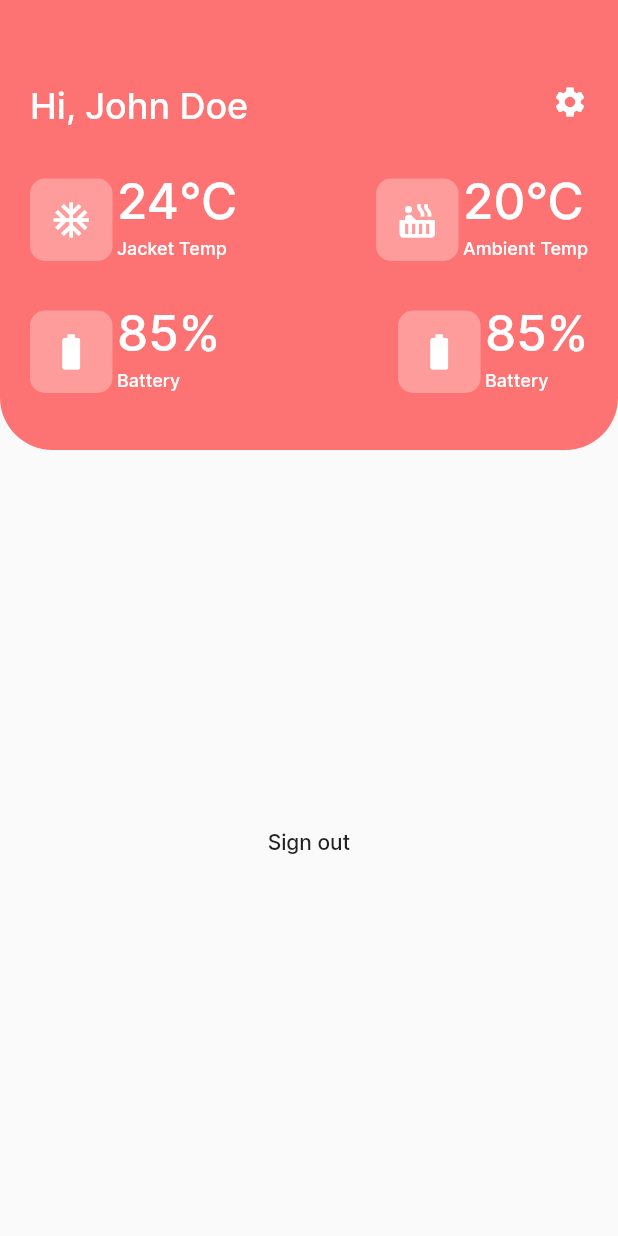
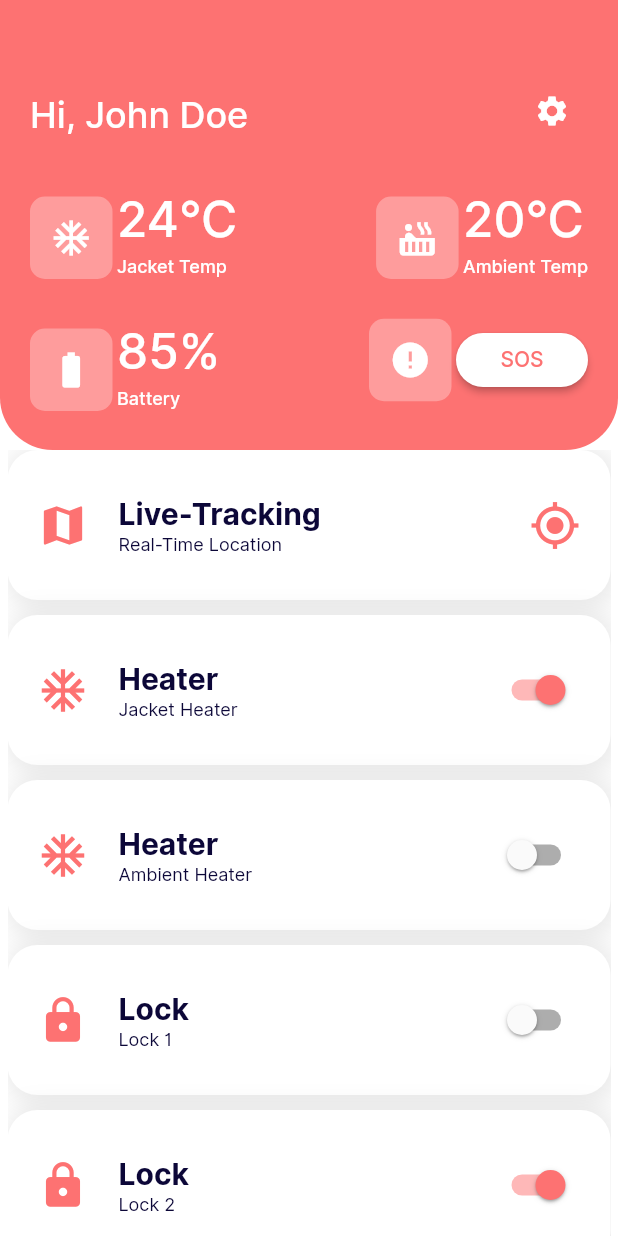
Before and after one commit to mahanthesh0r/IOT-Tracker-Flutter, a Flutter app: the screen it shows once a user with an empty profile is signed in, on a phone screen of 412 x 824 dp. Run offline on Flutter 3.47's test engine with Material 2 defaults, Android fonts, the phone set to English and light mode, and no system bars; our stand-ins replace cloud_firestore, firebase_auth, firebase_core, fluttertoast; accounts and stored records are empty.

Commit message:
added dynamic listview with styling

```diff
--- a/lib/custom-designs/CustomAppbar.dart
+++ b/lib/custom-designs/CustomAppbar.dart
@@ -1,5 +1,6 @@
 import 'package:flutter/material.dart';
 import 'package:tracker/custom-designs/AppbarWidgets.dart';
+import 'package:tracker/screens/SettingScreen.dart';
 import 'package:tracker/utils/constants.dart';
 import 'package:tracker/utils/widgets_functions.dart';
 
@@ -42,10 +43,16 @@ class CustomAppbar extends StatelessWidget implements PreferredSizeWidget {
                       fontSize: 24,
                     ),
                   ),
-                  Icon(
-                    Icons.settings,
+                  IconButton(
+                    icon: new Icon(Icons.settings),
                     color: COLOR_WHITE,
-                    size: 24.0,
+                    onPressed: () {
+                      Navigator.push(
+                        context,
+                        MaterialPageRoute(
+                            builder: (context) => SettingScreen()),
+                      );
+                    },
                   )
                 ],
               ),
@@ -62,7 +69,7 @@ class CustomAppbar extends StatelessWidget implements PreferredSizeWidget {
                 mainAxisAlignment: MainAxisAlignment.spaceBetween,
                 children: [
                   AppbarWidgets(battery, "Battery", Icons.battery_std),
-                  AppbarWidgets(battery, "Battery", Icons.battery_std),
+                  AppbarSOSWidgets(),
                 ],
               )
             ],
@@ -75,4 +82,36 @@ class CustomAppbar extends StatelessWidget implements PreferredSizeWidget {
   @override
   // TODO: implement preferredSize
   Size get preferredSize => Size.fromHeight(_preferredHeight);
+
+  AppbarSOSWidgets() {
+    return Row(
+      children: [
+        Container(
+          width: 55,
+          height: 55,
+          alignment: Alignment.center,
+          decoration: BoxDecoration(
+              color: COLOR_LIGHT_WHITE,
+              borderRadius: BorderRadius.all(Radius.circular(10))),
+          child: Icon(
+            Icons.error,
+            color: COLOR_WHITE,
+            size: 28.0,
+          ),
+        ),
+        addHorizontalSpace(3),
+        RaisedButton(
+          shape: RoundedRectangleBorder(
+              borderRadius: BorderRadius.circular(20.0), side: BorderSide.none),
+          color: COLOR_WHITE,
+          textColor: COLOR_RED,
+          child: Text(
+            "SOS".toUpperCase(),
+            style: TextStyle(fontSize: 14),
+          ),
+          onPressed: () {},
+        )
+      ],
+    );
+  }
 }
--- /dev/null
+++ b/lib/model/ListViewModel.dart
@@ -0,0 +1,11 @@
+import 'package:flutter/material.dart';
+
+class ListViewModel {
+  IconData iconData;
+  String title, subtitle;
+  IconButton iconButton;
+  bool toggle;
+
+  ListViewModel(this.iconData, this.title, this.subtitle,
+      {this.iconButton, this.toggle});
+}
--- a/lib/screens/HomeScreen.dart
+++ b/lib/screens/HomeScreen.dart
@@ -1,6 +1,8 @@
 import 'package:firebase_auth/firebase_auth.dart';
 import 'package:flutter/material.dart';
 import 'package:tracker/custom-designs/CustomAppbar.dart';
+import 'package:tracker/utils/constants.dart';
+import 'package:tracker/utils/widgets_functions.dart';
 
 class HomeScreen extends StatefulWidget {
   @override
@@ -10,18 +12,85 @@ class HomeScreen extends StatefulWidget {
 class _HomeScreenState extends State<HomeScreen> {
   @override
   Widget build(BuildContext context) {
+    final Size size = MediaQuery.of(context).size;
+    final ThemeData themeData = Theme.of(context);
     return Scaffold(
+      backgroundColor: COLOR_WHITE,
       appBar: CustomAppbar(
           titleName: "John Doe",
           jacketTemp: "24\u2103",
           ambientTemp: "20\u2103",
           battery: "85%"),
-      body: Center(
-        child: MaterialButton(
-          onPressed: () async {
-            await FirebaseAuth.instance.signOut();
-          },
-          child: Text("Sign out"),
+      body: Container(
+        width: size.width,
+        margin: EdgeInsets.only(right: 5, left: 5),
+        child: Column(
+          mainAxisAlignment: MainAxisAlignment.center,
+          children: <Widget>[
+            Expanded(
+                child: ListView(
+              children: listData.map((data) {
+                return Container(
+                  margin: EdgeInsets.only(bottom: 10.0),
+                  height: 100,
+                  decoration: BoxDecoration(
+                      color: COLOR_WHITE,
+                      boxShadow: [
+                        BoxShadow(
+                            color: COLOR_SHADOW,
+                            blurRadius: 14,
+                            spreadRadius: 3,
+                            offset: Offset(2, 2))
+                      ],
+                      borderRadius: BorderRadius.all(Radius.circular(20.0))),
+                  child: Padding(
+                    padding: const EdgeInsets.all(20.0),
+                    child: Row(
+                      children: <Widget>[
+                        Column(
+                          mainAxisAlignment: MainAxisAlignment.center,
+                          children: <Widget>[
+                            Icon(
+                              data.iconData,
+                              color: COLOR_RED,
+                              size: 34,
+                            ),
+                          ],
+                        ),
+                        addHorizontalSpace(20),
+                        Column(
+                          mainAxisAlignment: MainAxisAlignment.center,
+                          crossAxisAlignment: CrossAxisAlignment.start,
+                          children: <Widget>[
+                            Text(
+                              data.title,
+                              style: themeData.textTheme.headline3,
+                            ),
+                            Text(
+                              data.subtitle,
+                              style: themeData.textTheme.subtitle1,
+                            ),
+                          ],
+                        ),
+                        new Spacer(),
+                        data.toggle != null
+                            ? Switch(
+                                value: data.toggle,
+                                activeColor: COLOR_RED,
+                                onChanged: (value) {},
+                              )
+                            : Icon(
+                                Icons.gps_fixed,
+                                color: COLOR_RED,
+                                size: 34,
+                              ),
+                      ],
+                    ),
+                  ),
+                );
+              }).toList(),
+            ))
+          ],
         ),
       ),
     );
--- /dev/null
+++ b/lib/screens/SettingScreen.dart
@@ -0,0 +1,29 @@
+import 'package:firebase_auth/firebase_auth.dart';
+import 'package:flutter/material.dart';
+import 'package:tracker/utils/constants.dart';
+
+class SettingScreen extends StatefulWidget {
+  @override
+  _SettingScreenState createState() => _SettingScreenState();
+}
+
+class _SettingScreenState extends State<SettingScreen> {
+  @override
+  Widget build(BuildContext context) {
+    return Scaffold(
+      appBar: AppBar(
+        title: Text('Settings'),
+        backgroundColor: COLOR_RED,
+      ),
+      body: Container(
+        alignment: Alignment.center,
+        child: MaterialButton(
+          onPressed: () async {
+            await FirebaseAuth.instance.signOut();
+          },
+          child: Text("Sign out"),
+        ),
+      ),
+    );
+  }
+}
--- a/lib/utils/constants.dart
+++ b/lib/utils/constants.dart
@@ -1,11 +1,14 @@
 import 'package:flutter/material.dart';
+import 'package:tracker/model/ListViewModel.dart';
 
 const COLOR_RED = Color.fromRGBO(253, 114, 114, 1.0);
 const COLOR_GREY = Color.fromRGBO(240, 245, 247, 1.0);
 
 const COLOR_WHITE = Color.fromRGBO(255, 255, 255, 1.0);
 const COLOR_LIGHT_WHITE = Color.fromRGBO(255, 255, 255, 0.3);
+const COLOR_SCREEN_BG = Color.fromRGBO(240, 245, 247, 1.0);
 const COLOR_BLACK = Color.fromRGBO(12, 7, 56, 1.0);
+const COLOR_SHADOW = Color.fromRGBO(0, 0, 0, 0.09);
 
 const TextTheme TEXT_THEME_DEFAULT = TextTheme(
     headline1: TextStyle(
@@ -62,3 +65,12 @@ const TextTheme TEXT_THEME_SMALL = TextTheme(
         color: COLOR_BLACK, fontSize: 10, fontWeight: FontWeight.w400),
     subtitle2: TextStyle(
         color: COLOR_GREY, fontSize: 10, fontWeight: FontWeight.w400));
+
+List<ListViewModel> listData = [
+  ListViewModel(Icons.map, "Live-Tracking", "Real-Time Location"),
+  ListViewModel(Icons.ac_unit, "Heater", "Jacket Heater", toggle: true),
+  ListViewModel(Icons.ac_unit, "Heater", "Ambient Heater", toggle: false),
+  ListViewModel(Icons.lock, "Lock", "Lock 1", toggle: false),
+  ListViewModel(Icons.lock, "Lock", "Lock 2", toggle: true),
+  ListViewModel(Icons.lock, "Lock", "Lock 3", toggle: true),
+];
```
